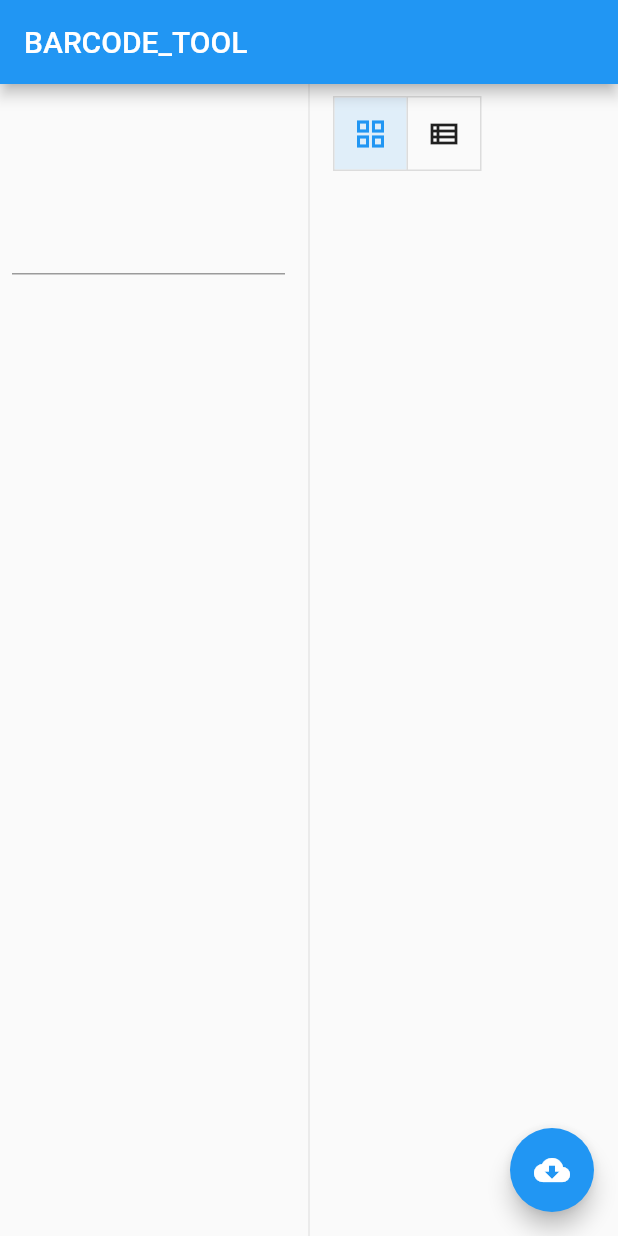
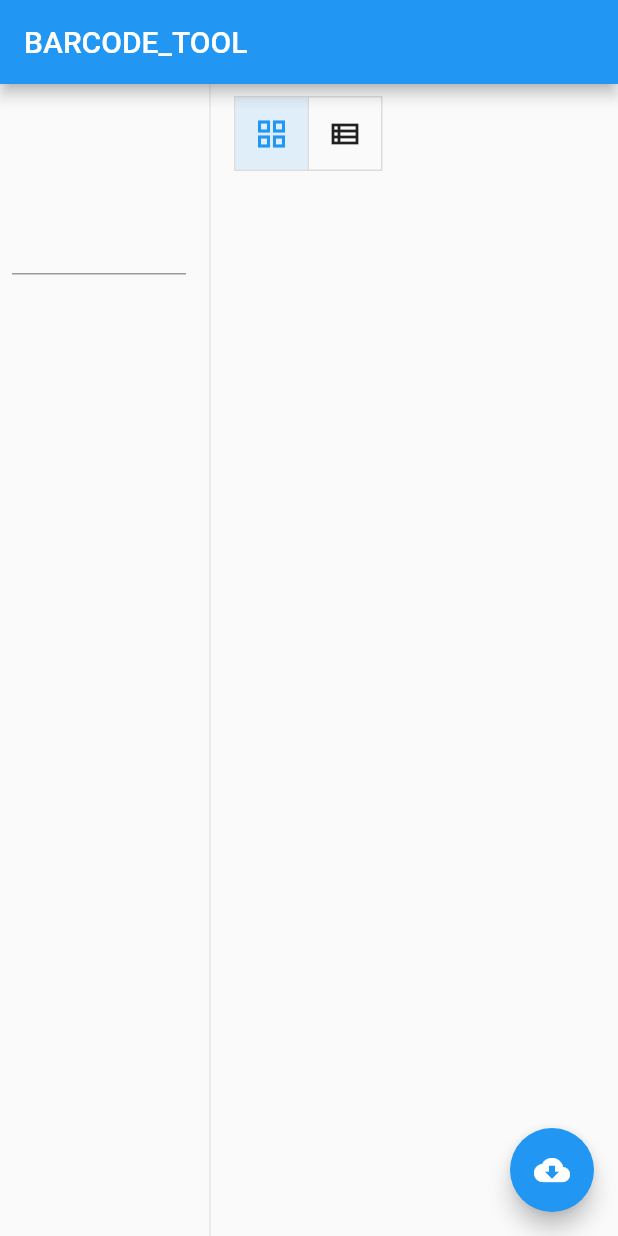
Before and after one commit to joffre/gesco_barcode_tool, a Flutter app: the screen it shows after launch, on a phone screen of 412 x 824 dp. Run offline on Flutter 3.47's test engine with Material 2 defaults, Android fonts, the phone set to English and light mode, and no system bars; our stand-ins replace flutter_hooks, flutter_svg, hooks_riverpod; missing offline and left inert: barcode.

Commit message:
fix(layout): flex column fixed

```diff
--- a/lib/gesco_barcode_tool.dart
+++ b/lib/gesco_barcode_tool.dart
@@ -48,6 +48,7 @@ class GWBarcodeTool extends HookWidget {
           ),
           VerticalDivider(),
           Flexible(
+            flex: 2,
             child: SingleChildScrollView(
               child: Padding(
                 padding: const EdgeInsets.all(8.0),
--- a/pubspec.yaml
+++ b/pubspec.yaml
@@ -2,6 +2,8 @@ name: gesco_barcode_tool
 description: A new Flutter project.
 authors:
   - geocube
+  - joffre
+  - gescobedo
 
 # The following line prevents the package from being accidentally published to
 # pub.dev using `flutter pub publish`. This is preferred for private packages.
```
Also changed, not shown: 2 other files.
